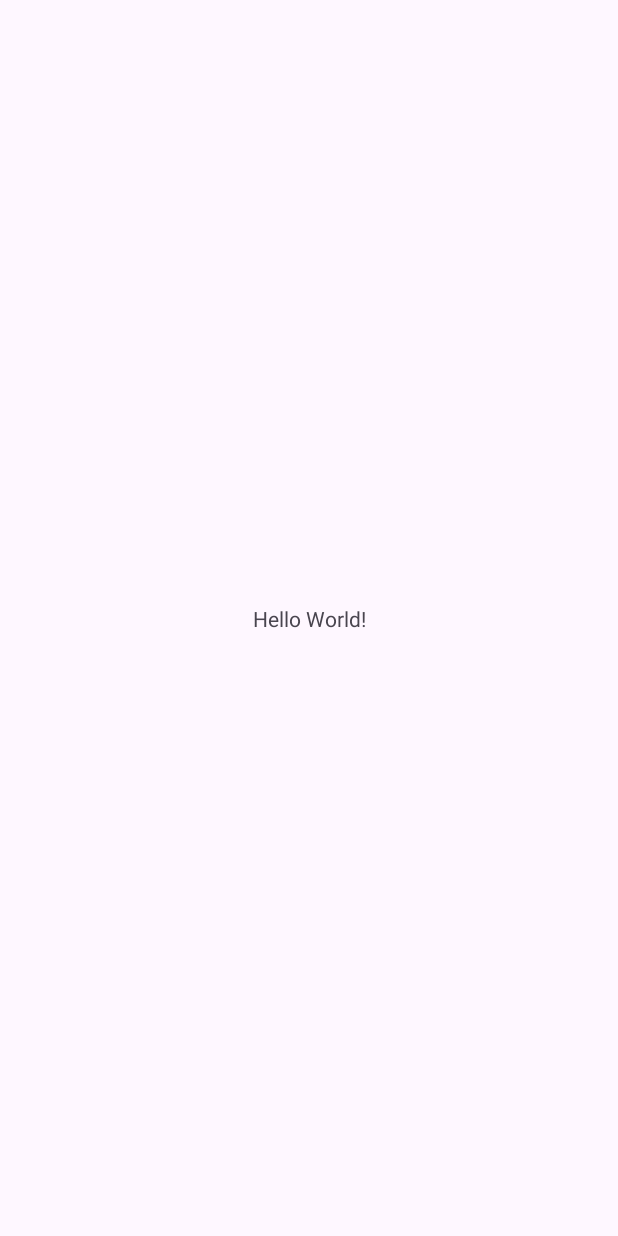
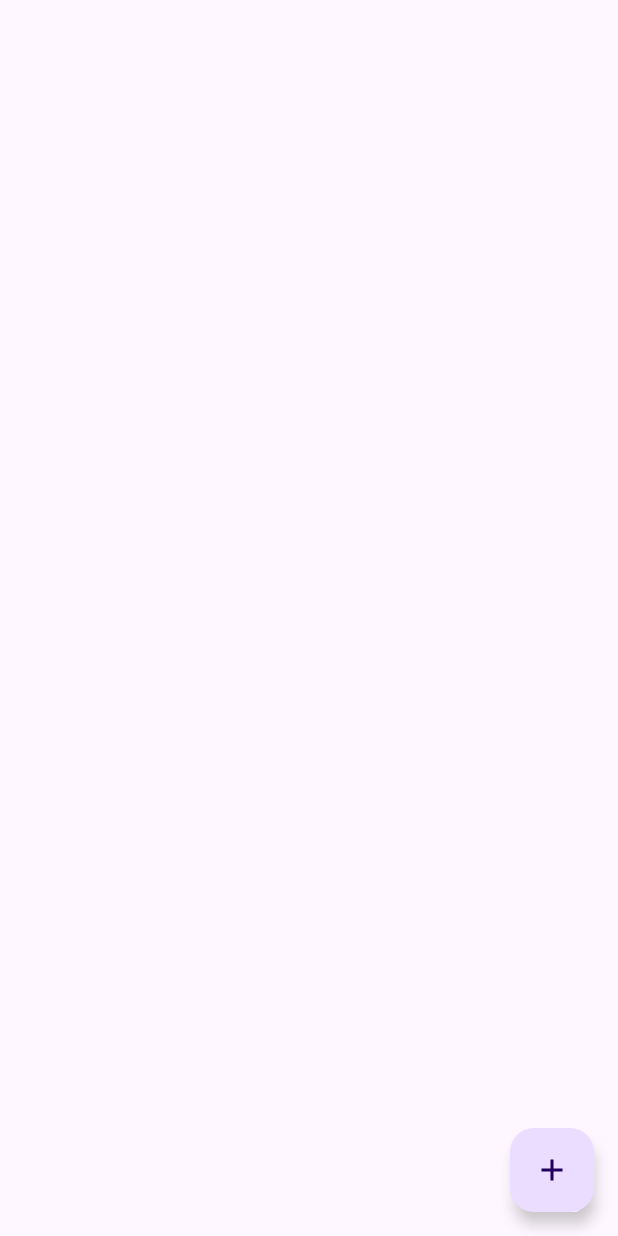
Before and after one commit to riggelllll/BrushBliss, an Android app: the screen it shows after launch (MainActivity), on a phone screen of 412 x 824 dp. Before the commit the screen is almost empty. Run offline under Robolectric (Android 15) with nearby library versions, the phone set to English and light mode, and no system bars; our stand-ins replace data binding.

Commit message:
Added navigation

```diff
--- a/app/src/main/res/layout/activity_main.xml
+++ b/app/src/main/res/layout/activity_main.xml
@@ -5,14 +5,11 @@
     android:layout_width="match_parent"
     android:layout_height="match_parent"
     tools:context=".MainActivity">
-
-    <TextView
-        android:layout_width="wrap_content"
-        android:layout_height="wrap_content"
-        android:text="Hello World!"
-        app:layout_constraintBottom_toBottomOf="parent"
-        app:layout_constraintEnd_toEndOf="parent"
-        app:layout_constraintStart_toStartOf="parent"
-        app:layout_constraintTop_toTopOf="parent" />
-
+    <androidx.fragment.app.FragmentContainerView
+        android:id="@+id/nav_host_fragment"
+        android:layout_width="match_parent"
+        android:layout_height="match_parent"
+        android:name="androidx.navigation.fragment.NavHostFragment"
+        app:defaultNavHost="true"
+        app:navGraph="@navigation/nav_graph"/>
 </androidx.constraintlayout.widget.ConstraintLayout>
```
